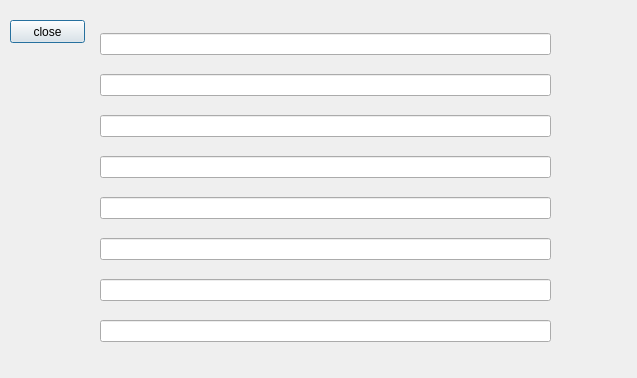
Before: the Qt Designer form source/Source/scantest.ui in cncncn159/source, drawn with Qt 5.
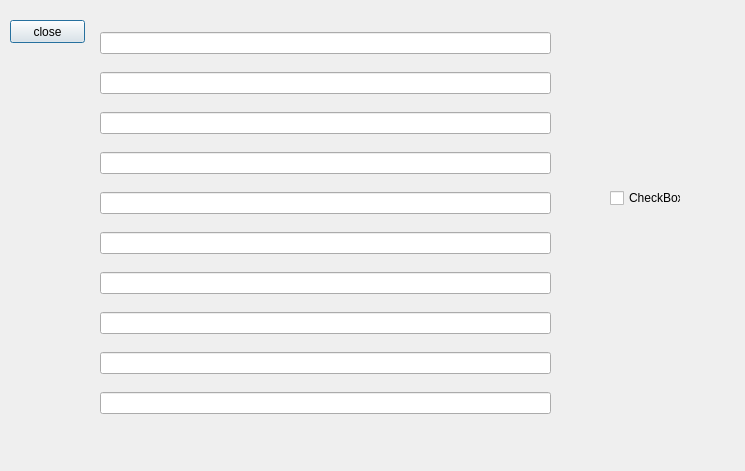
After: the same form once the commit is applied.

Patch:
```diff
--- a/source/Source/scantest.ui
+++ b/source/Source/scantest.ui
@@ -2,12 +2,15 @@
 <ui version="4.0">
  <class>ScanTest</class>
  <widget class="QDialog" name="ScanTest">
+  <property name="enabled">
+   <bool>true</bool>
+  </property>
   <property name="geometry">
    <rect>
     <x>0</x>
     <y>0</y>
-    <width>637</width>
-    <height>378</height>
+    <width>745</width>
+    <height>471</height>
    </rect>
   </property>
   <property name="windowTitle">
@@ -26,13 +29,13 @@
     <string>close</string>
    </property>
   </widget>
-  <widget class="QWidget" name="">
+  <widget class="QWidget" name="layoutWidget">
    <property name="geometry">
     <rect>
      <x>100</x>
      <y>20</y>
      <width>451</width>
-     <height>341</height>
+     <height>411</height>
     </rect>
    </property>
    <layout class="QVBoxLayout" name="verticalLayout">
@@ -92,8 +95,38 @@
       </property>
      </widget>
     </item>
+    <item>
+     <widget class="QLineEdit" name="lineEdit_9">
+      <property name="readOnly">
+       <bool>true</bool>
+      </property>
+     </widget>
+    </item>
+    <item>
+     <widget class="QLineEdit" name="lineEdit_10">
+      <property name="readOnly">
+       <bool>true</bool>
+      </property>
+     </widget>
+    </item>
    </layout>
   </widget>
+  <widget class="QCheckBox" name="checkBox">
+   <property name="geometry">
+    <rect>
+     <x>610</x>
+     <y>190</y>
+     <width>71</width>
+     <height>16</height>
+    </rect>
+   </property>
+   <property name="text">
+    <string>CheckBox</string>
+   </property>
+   <property name="tristate">
+    <bool>false</bool>
+   </property>
+  </widget>
  </widget>
  <resources/>
  <connections>
```
